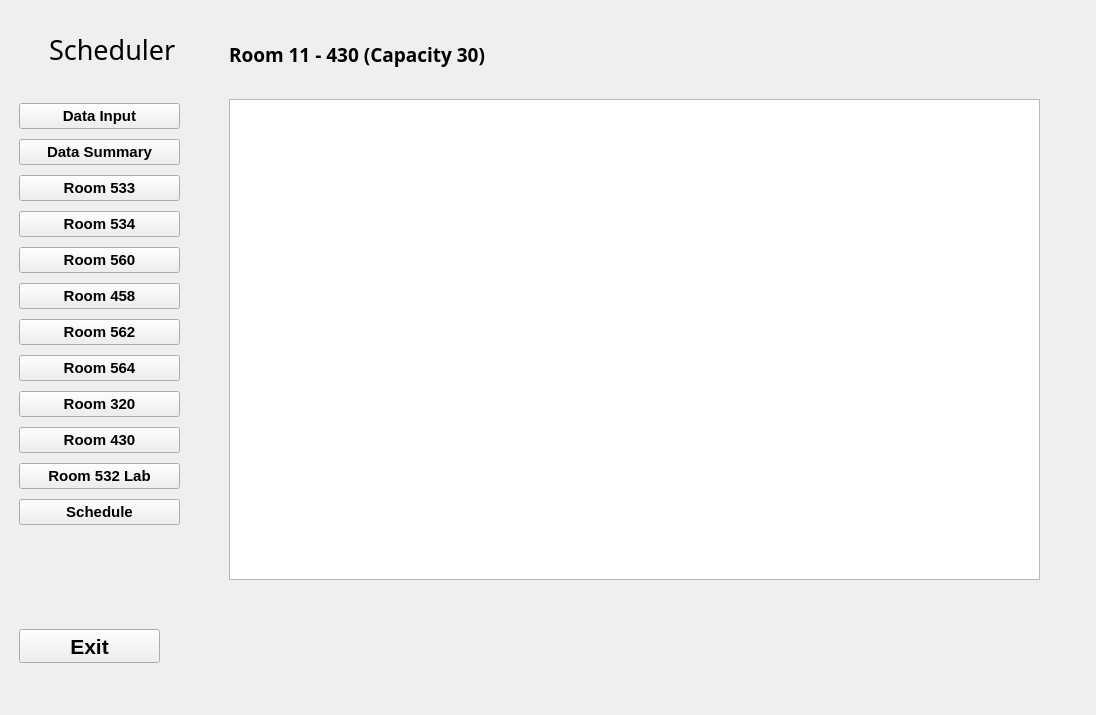
First picture: the form in GUI_App/Scheduler1.ui, repository MacEwanCMPT395/2023-01_Team3, before the edit.
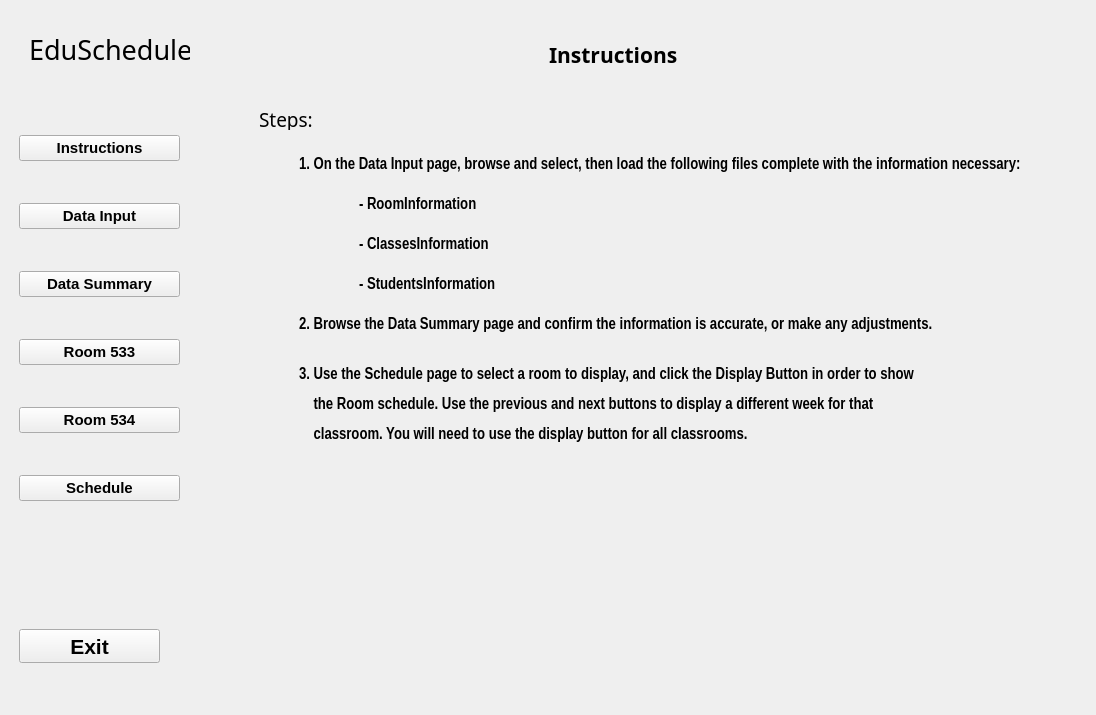
Second picture: the form after the edit. The open tabs and pages were chosen to show the change. Icons and pictures are not drawn.

Commit message: Added instructions, button color change, current schedule

The edit to the form file:
```diff
--- a/GUI_App/Scheduler1.ui
+++ b/GUI_App/Scheduler1.ui
@@ -33,9 +33,9 @@
        <widget class="QLabel" name="title_label">
         <property name="geometry">
          <rect>
-          <x>50</x>
+          <x>30</x>
           <y>30</y>
-          <width>141</width>
+          <width>161</width>
           <height>41</height>
          </rect>
         </property>
@@ -46,7 +46,7 @@
          </font>
         </property>
         <property name="text">
-         <string>Scheduler</string>
+         <string>EduSchedule</string>
         </property>
        </widget>
        <widget class="QPushButton" name="exit_button">
@@ -86,6 +86,22 @@
          </rect>
         </property>
         <layout class="QVBoxLayout" name="verticalLayout_2">
+         <item>
+          <widget class="QPushButton" name="instructions_page_btn">
+           <property name="font">
+            <font>
+             <family>Arial</family>
+             <pointsize>11</pointsize>
+             <weight>75</weight>
+             <italic>false</italic>
+             <bold>true</bold>
+            </font>
+           </property>
+           <property name="text">
+            <string>Instructions</string>
+           </property>
+          </widget>
+         </item>
          <item>
           <widget class="QPushButton" name="rooms_page_btn">
            <property name="font">
@@ -162,118 +178,6 @@
            </property>
           </widget>
          </item>
-         <item>
-          <widget class="QPushButton" name="room_560_page_btn">
-           <property name="font">
-            <font>
-             <family>Arial</family>
-             <pointsize>11</pointsize>
-             <weight>75</weight>
-             <italic>false</italic>
-             <bold>true</bold>
-            </font>
-           </property>
-           <property name="text">
-            <string>Room 560</string>
-           </property>
-          </widget>
-         </item>
-         <item>
-          <widget class="QPushButton" name="room_458_page_btn">
-           <property name="font">
-            <font>
-             <family>Arial</family>
-             <pointsize>11</pointsize>
-             <weight>75</weight>
-             <italic>false</italic>
-             <bold>true</bold>
-            </font>
-           </property>
-           <property name="text">
-            <string>Room 458</string>
-           </property>
-          </widget>
-         </item>
-         <item>
-          <widget class="QPushButton" name="room_562_page_btn">
-           <property name="font">
-            <font>
-             <family>Arial</family>
-             <pointsize>11</pointsize>
-             <weight>75</weight>
-             <italic>false</italic>
-             <bold>true</bold>
-            </font>
-           </property>
-           <property name="text">
-            <string>Room 562</string>
-           </property>
-          </widget>
-         </item>
-         <item>
-          <widget class="QPushButton" name="room_564_page_btn">
-           <property name="font">
-            <font>
-             <family>Arial</family>
-             <pointsize>11</pointsize>
-             <weight>75</weight>
-             <italic>false</italic>
-             <bold>true</bold>
-            </font>
-           </property>
-           <property name="text">
-            <string>Room 564</string>
-           </property>
-          </widget>
-         </item>
-         <item>
-          <widget class="QPushButton" name="room_320_page_btn">
-           <property name="font">
-            <font>
-             <family>Arial</family>
-             <pointsize>11</pointsize>
-             <weight>75</weight>
-             <italic>false</italic>
-             <bold>true</bold>
-            </font>
-           </property>
-           <property name="text">
-            <string>Room 320</string>
-           </property>
-          </widget>
-         </item>
-         <item>
-          <widget class="QPushButton" name="room_430_page_btn">
-           <property name="font">
-            <font>
-             <family>Arial</family>
-             <pointsize>11</pointsize>
-             <weight>75</weight>
-             <italic>false</italic>
-             <bold>true</bold>
-            </font>
-           </property>
-           <property name="text">
-            <string>Room 430</string>
-           </property>
-          </widget>
-         </item>
-         <item>
-          <widget class="QPushButton" name="room_532_lab_page_btn">
-           <property name="font">
-            <font>
-             <family>Arial</family>
-             <pointsize>11</pointsize>
-             <weight>75</weight>
-             <italic>false</italic>
-             <bold>true</bold>
-            </font>
-           </property>
-           <property name="text">
-            <string>Room 532 Lab</string>
-           </property>
-          </widget>
-         </item>
          <item>
           <widget class="QPushButton" name="schedule_page_button">
            <property name="font">
@@ -1326,32 +1230,233 @@
          <widget class="QLabel" name="label_28">
           <property name="geometry">
            <rect>
-            <x>30</x>
+            <x>350</x>
             <y>20</y>
-            <width>361</width>
+            <width>151</width>
             <height>51</height>
            </rect>
           </property>
           <property name="font">
            <font>
             <family>Arial Black</family>
+            <pointsize>16</pointsize>
+            <weight>75</weight>
+            <bold>true</bold>
+           </font>
+          </property>
+          <property name="text">
+           <string>Instructions</string>
+          </property>
+         </widget>
+         <widget class="QLabel" name="label_30">
+          <property name="geometry">
+           <rect>
+            <x>60</x>
+            <y>100</y>
+            <width>91</width>
+            <height>21</height>
+           </rect>
+          </property>
+          <property name="font">
+           <font>
+            <family>Arial Rounded MT Bold</family>
             <pointsize>14</pointsize>
+           </font>
+          </property>
+          <property name="text">
+           <string>Steps:</string>
+          </property>
+         </widget>
+         <widget class="QLabel" name="label_31">
+          <property name="geometry">
+           <rect>
+            <x>100</x>
+            <y>140</y>
+            <width>741</width>
+            <height>31</height>
+           </rect>
+          </property>
+          <property name="font">
+           <font>
+            <family>Arial Narrow</family>
+            <pointsize>12</pointsize>
             <weight>75</weight>
             <bold>true</bold>
            </font>
           </property>
+          <property name="layoutDirection">
+           <enum>Qt::LeftToRight</enum>
+          </property>
           <property name="text">
-           <string>Room 11 - 430 (Capacity 30)</string>
+           <string>1. On the Data Input page, browse and select, then load the following files complete with the information necessary: </string>
           </property>
          </widget>
-         <widget class="QTextEdit" name="text_430">
+         <widget class="QLabel" name="label_32">
           <property name="geometry">
            <rect>
-            <x>30</x>
-            <y>90</y>
-            <width>811</width>
-            <height>481</height>
+            <x>160</x>
+            <y>180</y>
+            <width>151</width>
+            <height>31</height>
            </rect>
+          </property>
+          <property name="font">
+           <font>
+            <family>Arial Narrow</family>
+            <pointsize>12</pointsize>
+            <weight>75</weight>
+            <bold>true</bold>
+           </font>
+          </property>
+          <property name="layoutDirection">
+           <enum>Qt::LeftToRight</enum>
+          </property>
+          <property name="text">
+           <string>- RoomInformation</string>
+          </property>
+         </widget>
+         <widget class="QLabel" name="label_33">
+          <property name="geometry">
+           <rect>
+            <x>160</x>
+            <y>220</y>
+            <width>161</width>
+            <height>31</height>
+           </rect>
+          </property>
+          <property name="font">
+           <font>
+            <family>Arial Narrow</family>
+            <pointsize>12</pointsize>
+            <weight>75</weight>
+            <bold>true</bold>
+           </font>
+          </property>
+          <property name="layoutDirection">
+           <enum>Qt::LeftToRight</enum>
+          </property>
+          <property name="text">
+           <string>- ClassesInformation</string>
+          </property>
+         </widget>
+         <widget class="QLabel" name="label_34">
+          <property name="geometry">
+           <rect>
+            <x>160</x>
+            <y>260</y>
+            <width>161</width>
+            <height>31</height>
+           </rect>
+          </property>
+          <property name="font">
+           <font>
+            <family>Arial Narrow</family>
+            <pointsize>12</pointsize>
+            <weight>75</weight>
+            <bold>true</bold>
+           </font>
+          </property>
+          <property name="layoutDirection">
+           <enum>Qt::LeftToRight</enum>
+          </property>
+          <property name="text">
+           <string>- StudentsInformation</string>
+          </property>
+         </widget>
+         <widget class="QLabel" name="label_35">
+          <property name="geometry">
+           <rect>
+            <x>100</x>
+            <y>300</y>
+            <width>711</width>
+            <height>31</height>
+           </rect>
+          </property>
+          <property name="font">
+           <font>
+            <family>Arial Narrow</family>
+            <pointsize>12</pointsize>
+            <weight>75</weight>
+            <bold>true</bold>
+           </font>
+          </property>
+          <property name="layoutDirection">
+           <enum>Qt::LeftToRight</enum>
+          </property>
+          <property name="text">
+           <string>2. Browse the Data Summary page and confirm the information is accurate, or make any adjustments.</string>
+          </property>
+         </widget>
+         <widget class="QLabel" name="label_36">
+          <property name="geometry">
+           <rect>
+            <x>100</x>
+            <y>350</y>
+            <width>701</width>
+            <height>31</height>
+           </rect>
+          </property>
+          <property name="font">
+           <font>
+            <family>Arial Narrow</family>
+            <pointsize>12</pointsize>
+            <weight>75</weight>
+            <bold>true</bold>
+           </font>
+          </property>
+          <property name="layoutDirection">
+           <enum>Qt::LeftToRight</enum>
+          </property>
+          <property name="text">
+           <string>3. Use the Schedule page to select a room to display, and click the Display Button in order to show</string>
+          </property>
+         </widget>
+         <widget class="QLabel" name="label_37">
+          <property name="geometry">
+           <rect>
+            <x>100</x>
+            <y>380</y>
+            <width>701</width>
+            <height>31</height>
+           </rect>
+          </property>
+          <property name="font">
+           <font>
+            <family>Arial Narrow</family>
+            <pointsize>12</pointsize>
+            <weight>75</weight>
+            <bold>true</bold>
+           </font>
+          </property>
+          <property name="layoutDirection">
+           <enum>Qt::LeftToRight</enum>
+          </property>
+          <property name="text">
+           <string>    the Room schedule. Use the previous and next buttons to display a different week for that </string>
+          </property>
+         </widget>
+         <widget class="QLabel" name="label_38">
+          <property name="geometry">
+           <rect>
+            <x>100</x>
+            <y>410</y>
+            <width>701</width>
+            <height>31</height>
+           </rect>
+          </property>
+          <property name="font">
+           <font>
+            <family>Arial Narrow</family>
+            <pointsize>12</pointsize>
+            <weight>75</weight>
+            <bold>true</bold>
+           </font>
+          </property>
+          <property name="layoutDirection">
+           <enum>Qt::LeftToRight</enum>
+          </property>
+          <property name="text">
+           <string>    classroom. You will need to use the display button for all classrooms.</string>
           </property>
          </widget>
         </widget>
```
Left out of the diff: 235 changed lines with no effect on the pictures. The commit also changes 6 other files.
